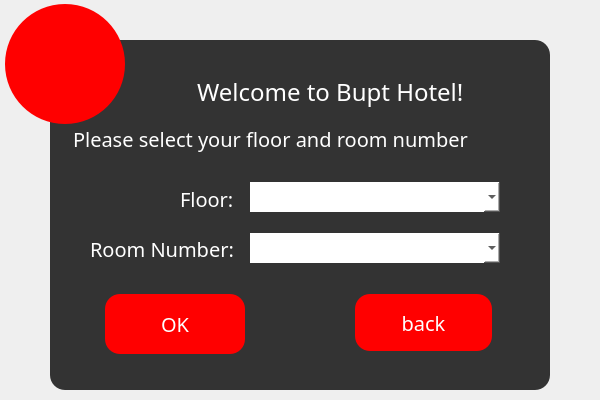
This is Client/ui/userselect.ui in LHL3341/BUPTHotel as Qt 5 draws it before an edit. The edited form follows.
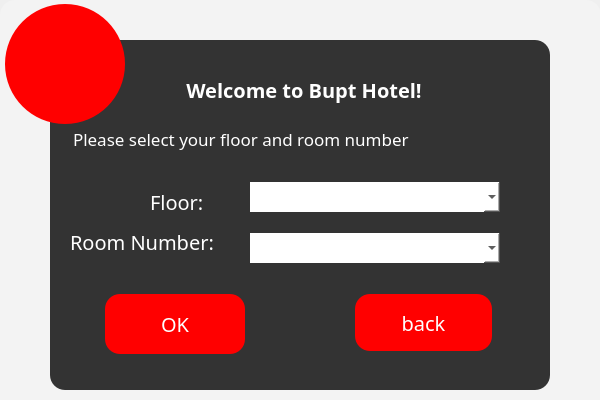
This is the edited form. Icons and pictures are not drawn.

```diff
--- a/Client/ui/userselect.ui
+++ b/Client/ui/userselect.ui
@@ -185,8 +185,8 @@
    <widget class="QLabel" name="label_floor">
     <property name="geometry">
      <rect>
-      <x>130</x>
-      <y>147</y>
+      <x>100</x>
+      <y>150</y>
       <width>61</width>
       <height>24</height>
      </rect>
@@ -204,8 +204,8 @@
    <widget class="QLabel" name="label_title">
     <property name="geometry">
      <rect>
-      <x>147</x>
-      <y>32</y>
+      <x>90</x>
+      <y>30</y>
       <width>328</width>
       <height>40</height>
      </rect>
@@ -219,26 +219,30 @@
     <property name="font">
      <font>
       <family>century gothic</family>
-      <pointsize>18</pointsize>
+      <pointsize>15</pointsize>
+      <bold>true</bold>
      </font>
     </property>
     <property name="text">
      <string>Welcome to Bupt Hotel!</string>
     </property>
+    <property name="alignment">
+     <set>Qt::AlignCenter</set>
+    </property>
    </widget>
    <widget class="QLabel" name="label_hello">
     <property name="geometry">
      <rect>
       <x>23</x>
       <y>84</y>
-      <width>444</width>
+      <width>461</width>
       <height>30</height>
      </rect>
     </property>
     <property name="font">
      <font>
       <family>century gothic</family>
-      <pointsize>15</pointsize>
+      <pointsize>13</pointsize>
      </font>
     </property>
     <property name="text">
@@ -279,8 +283,8 @@
    <widget class="QLabel" name="label_room">
     <property name="geometry">
      <rect>
-      <x>40</x>
-      <y>197</y>
+      <x>20</x>
+      <y>190</y>
       <width>149</width>
       <height>24</height>
      </rect>
@@ -319,6 +323,22 @@
     </size>
    </property>
   </widget>
+  <widget class="QTextBrowser" name="textBrowser_3">
+   <property name="geometry">
+    <rect>
+     <x>0</x>
+     <y>0</y>
+     <width>601</width>
+     <height>421</height>
+    </rect>
+   </property>
+   <property name="styleSheet">
+    <string notr="true">background-color: rgba(255, 255, 255, 60);</string>
+   </property>
+  </widget>
+  <zorder>textBrowser_3</zorder>
+  <zorder>frame</zorder>
+  <zorder>toolButton</zorder>
  </widget>
  <resources>
   <include location="../img.qrc"/>
```
